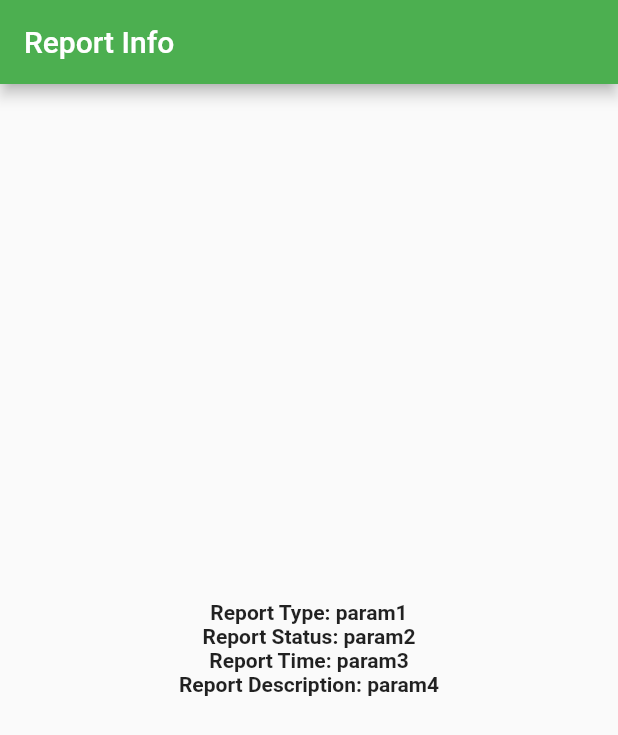
After one commit to ShroudofDark/ClearAvenues-FrontEnd, a Flutter app: the screen it shows after launch, after a tap on "Report Info Screen", on a phone screen of 412 x 824 dp. The commit adds this screen. Shown: the top 735 px of the screen. Run offline on Flutter 3.47's test engine with Material 2 defaults, Android fonts, the phone set to English and light mode, and no system bars; our stand-ins replace flutter_riverpod, go_router, google_maps_flutter, image_picker.

```diff
--- a/lib/Routes.dart
+++ b/lib/Routes.dart
@@ -11,6 +11,7 @@ import 'package:clear_avenues/screens/report_screen.dart';
 import 'package:clear_avenues/screens/setting_screen.dart';
 import 'package:clear_avenues/screens/view_history.dart';
 import 'package:clear_avenues/screens/view_organization.dart';
+import 'package:clear_avenues/screens/report_info.dart';
 import 'package:go_router/go_router.dart';
 import 'package:google_maps_flutter/google_maps_flutter.dart';
 
@@ -42,4 +43,27 @@ var routes = [
       path: '/bug_report',
       builder: (context, state) => const BugReportScreen()),
   GoRoute(path: '/about', builder: (context, state) => const AboutScreen()),
+  // GoRoute(
+  //     path: '/report_info',
+  //     builder: (context, state) {
+  //       const s1 = 'test1';
+  //       const s2 = 'test2';
+  //       const s3 = 'test3';
+  //       const s4 = 'test4';
+  //       String p1 = ((state.extra) ?? s1) as String;
+  //       String p2 = ((state.extra) ?? s2) as String;
+  //       String p3 = ((state.extra) ?? s3) as String;
+  //       String p4 = ((state.extra) ?? s4) as String;
+  //       return ReportInfoScreen(ReportType: p1, ReportStatus: p2, ReportTime: p3, ReportDescription: p4);
+  //     }),
+  GoRoute(
+    name: "report_info",
+    path: "/report_info",
+    builder: (context, state) => ReportInfoScreen(
+      ReportType: state.queryParams['p1'],
+      ReportStatus: state.queryParams['p2'],
+      ReportTime: state.queryParams['p3'],
+      ReportDecription: state.queryParams['p4'],
+    ),
+  )
 ];
--- a/lib/screens/dev_screen.dart
+++ b/lib/screens/dev_screen.dart
@@ -37,7 +37,17 @@ class DevScreen extends StatelessWidget {
               child: const Text('Analysis Screen')),
           ElevatedButton(
               onPressed: () => context.push('/notification'),
-              child: const Text('Notification Screen'))
+              child: const Text('Notification Screen')),
+          ElevatedButton(
+              //onPressed: () => context.push('/report_info'),
+              onPressed: () => context.goNamed("report_info",
+                  queryParams: {
+                    'p1': 'param1',
+                    'p2': 'param2',
+                    'p3': 'param3',
+                    'p4': 'param4'
+              }),
+              child: const Text('Report Info Screen')),
         ],
       ),
     ));
--- /dev/null
+++ b/lib/screens/report_info.dart
@@ -0,0 +1,38 @@
+import 'package:flutter/material.dart';
+
+class ReportInfoScreen extends StatefulWidget {
+  String? ReportType ;
+  String? ReportStatus;
+  String? ReportTime;
+  String? ReportDecription;
+  // String? id1;
+  // String? id2;
+
+  ReportInfoScreen({super.key, this.ReportType, this.ReportStatus, this.ReportTime, this.ReportDecription});
+
+  @override
+  State<ReportInfoScreen> createState() => _ReportInfoScreenState();
+}
+
+class _ReportInfoScreenState extends State<ReportInfoScreen> {
+
+  @override
+  Widget build(BuildContext context) {
+    return Scaffold(
+      appBar: AppBar(
+        title: const Text('Report Info'),
+      ),
+      body: Center(
+        child: Text(
+          "Report Type: ${widget.ReportType}\n"
+              "Report Status: ${widget.ReportStatus}\n"
+              "Report Time: ${widget.ReportTime}\n"
+              "Report Description: ${widget.ReportDecription}\n",
+          textAlign: TextAlign.center,
+          overflow: TextOverflow.ellipsis,
+          style: const TextStyle(fontWeight: FontWeight.bold),
+        )
+      ),
+    );
+  }
+}
```
Also changed, not shown: lib/screens/google_maps_screen.dart (+33 -8 lines), lib/screens/report_screen.dart (+35 -6 lines), assets/gmaps_placeholder.webp (deleted), pubspec.lock, 4 other files.
